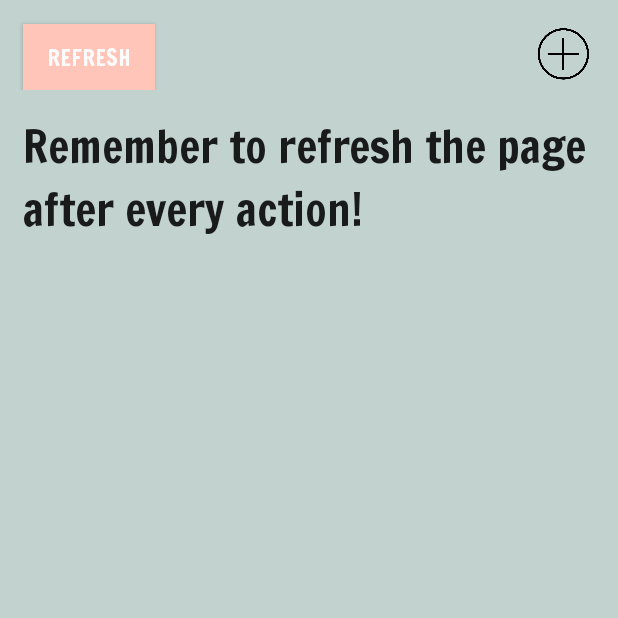
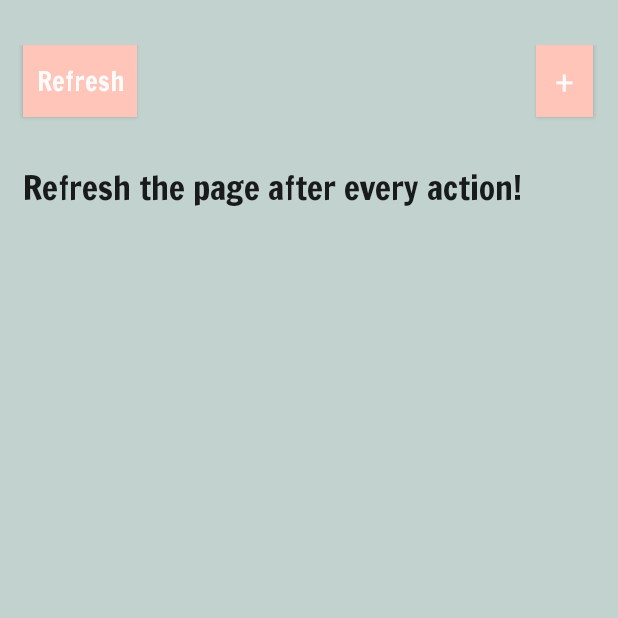
Before and after one commit to ningning621/basic, an Android app: the NotEmptyHomePage screen opened directly, with no data from a screen before it, on a phone screen of 412 x 824 dp, the top half of it. Run offline under Robolectric (Android 15) with nearby library versions, the phone set to English and light mode, and no system bars.

Commit message:
Touchup from a Year After!

```diff
--- a/BasicApp/app/src/main/java/com/example/ningning/basicapp/EntryMenu.java
+++ b/BasicApp/app/src/main/java/com/example/ningning/basicapp/EntryMenu.java
@@ -27,12 +27,8 @@ public class EntryMenu extends Activity {
     TextView mTitle;
     Button toTextInput;
     Button toBack;
-    Button toPictureInput;
     Button toRatingInput;
-    Entries newEntry;
-    EntryRepo repo;
 
-    DBHelper db = new DBHelper(this);
     @Override
     protected void onCreate(Bundle savedInstanceState) {
         super.onCreate(savedInstanceState);
--- a/BasicApp/app/src/main/java/com/example/ningning/basicapp/NotEmptyHomePage.java
+++ b/BasicApp/app/src/main/java/com/example/ningning/basicapp/NotEmptyHomePage.java
@@ -34,15 +34,9 @@ import android.widget.Toast;
 public class NotEmptyHomePage extends ListActivity implements View.OnClickListener {
     Button add, getAll;
     TextView entry_id;
-    private static final String TAG = NotEmptyHomePage.class.getSimpleName();
-    Entries toAdd = new Entries();
-    ContentValues value = new ContentValues();
-    List<Entries> list;
-    DBHelper db = new DBHelper(this);
-    ArrayAdapter <String> myAdapter;
-    Text txt = new Text();
     TextView instructions;
     Button b;
+    ListView listView;
 
     //once the add button is pressed, the user goes to the EntryMenu.class so that they can add their entries
     @Override
@@ -57,8 +51,27 @@ public class NotEmptyHomePage extends ListActivity implements View.OnClickListen
 
             startActivity(intent);
 
+        }
+    }
 
-        }else {
+    @Override
+    protected void onCreate(Bundle savedInstanceState) {
+        super.onCreate(savedInstanceState);
+        setContentView(R.layout.activity_not_empty_home_page);
+
+        add = (Button)findViewById(R.id.btnAdd);
+        add.setOnClickListener(this);
+
+        getAll = (Button)findViewById(R.id.btnGetAll);
+        getAll.setOnClickListener(this);
+
+        Typeface francois = Typeface.createFromAsset(getAssets(), "fonts/FrancoisOne.ttf");
+        instructions = (TextView)findViewById(R.id.textView3);
+        instructions.setTypeface(francois);
+
+        b = (Button)findViewById(R.id.btnGetAll);
+        b.setTypeface(francois);
+
         //declare and instantiates an EntryRepo object that is a class that was previously made that has methods for the database
         EntryRepo repo = new EntryRepo(this);
 
@@ -86,28 +99,9 @@ public class NotEmptyHomePage extends ListActivity implements View.OnClickListen
             setListAdapter(adapter);
         }else{
             Toast.makeText(this, "No entry!", Toast.LENGTH_SHORT).show();
+            listView = (ListView)findViewById(android.R.id.list);
+            listView.setVisibility(View.GONE);
         }
-
-        }
-    }
-
-    @Override
-    protected void onCreate(Bundle savedInstanceState) {
-        super.onCreate(savedInstanceState);
-        setContentView(R.layout.activity_not_empty_home_page);
-
-        add = (Button)findViewById(R.id.btnAdd);
-        add.setOnClickListener(this);
-
-        getAll = (Button)findViewById(R.id.btnGetAll);
-        getAll.setOnClickListener(this);
-
-        Typeface francois = Typeface.createFromAsset(getAssets(), "fonts/FrancoisOne.ttf");
-        instructions = (TextView)findViewById(R.id.textView3);
-        instructions.setTypeface(francois);
-
-        b = (Button)findViewById(R.id.btnGetAll);
-        b.setTypeface(francois);
 
 
     }
--- a/BasicApp/app/src/main/res/layout/activity_not_empty_home_page.xml
+++ b/BasicApp/app/src/main/res/layout/activity_not_empty_home_page.xml
@@ -7,51 +7,51 @@
     android:id="@+id/row_layout"
     android:orientation="vertical">
 
-    <FrameLayout
+    <TableRow
         android:layout_width="match_parent"
-        android:layout_height="60dp" >
+        android:layout_marginTop="30dp"
+        android:layout_height="wrap_content">
 
-        <ImageView
-            android:layout_width="40dp"
-            android:layout_height="40dp"
-            android:id="@+id/imageView2"
-            android:src="@drawable/plus_sign"
+        <Button
+            android:layout_width="0dp"
+            android:layout_weight=".2"
+            android:layout_height="wrap_content"
+            android:id="@+id/btnGetAll"
+            android:background="#ffc5b9"
+            android:textColor="#fbfbfb"
+            android:text="Refresh"
+            android:textAppearance="?android:attr/textAppearanceMedium"
+            android:layout_marginLeft="15dp"
+            android:layout_gravity="left"
+            />
+
+        <Space
+            android:layout_width="0dp"
+            android:layout_weight=".7"
+            android:layout_height="20px"
+            tools:targetApi="ice_cream_sandwich" />
+
+        <Button
+            android:layout_width="0dp"
+            android:layout_weight=".1"
+            android:layout_height="wrap_content"
+            android:text="+"
+            android:background="#ffc5b9"
+            android:textColor="#fbfbfb"
+            android:textAppearance="?android:attr/textAppearanceLarge"
+            android:id="@+id/btnAdd"
             android:layout_marginTop="16dp"
             android:layout_marginRight="16dp"
             android:layout_gravity="right"
             />
-
-        <Button
-            android:layout_width="50dp"
-            android:layout_height="50dp"
-            android:id="@+id/btnAdd"
-            android:background="@android:color/transparent"
-            android:layout_marginTop="16dp"
-            android:layout_marginRight="16dp"
-            android:layout_gravity="right"
-            />
-        <Button
-            android:layout_width="wrap_content"
-            android:layout_height="wrap_content"
-            android:id="@+id/btnGetAll"
-            android:background="#ffc5b9"
-            android:textColor="#fbfbfb"
-            android:layout_marginTop="16dp"
-            android:text="Refresh"
-            android:textSize="15sp"
-            android:layout_marginLeft="15dp"
-            android:layout_gravity="left"
-            />
-
-    </FrameLayout>
+    </TableRow>
 
     <TextView
         android:layout_width="wrap_content"
         android:layout_height="wrap_content"
         android:textAppearance="?android:attr/textAppearanceLarge"
-        android:text="Remember to refresh the page after every action!"
+        android:text="Refresh the page after every action!"
         android:id="@+id/textView3"
-        android:textSize="30sp"
         android:layout_marginLeft="15dp"
         android:layout_marginTop="15dp"
 
@@ -59,6 +59,7 @@
 
     <ListView
         android:id="@android:id/list"
+        android:textAppearance="?android:attr/textAppearanceMedium"
         android:layout_width="match_parent"
         android:layout_height="wrap_content"
         android:layout_marginTop="10dp"
--- a/BasicApp/build.gradle
+++ b/BasicApp/build.gradle
@@ -5,7 +5,7 @@ buildscript {
         jcenter()
     }
     dependencies {
-        classpath 'com.android.tools.build:gradle:1.1.0'
+        classpath 'com.android.tools.build:gradle:1.5.0'
 
         // NOTE: Do not place your application dependencies here; they belong
         // in the individual module build.gradle files
```
Also changed, not shown: BasicApp/app/src/main/java/com/example/ningning/basicapp/CreateEntry.java (deleted, +0 -64 lines), BasicApp/app/src/main/java/com/example/ningning/basicapp/EntryActivity.java (deleted, +0 -20 lines), BasicApp/app/src/main/java/com/example/ningning/basicapp/HomePage.java (deleted, +0 -55 lines), BasicApp/app/src/main/res/layout/activity_create_entry.xml (deleted, +0 -45 lines), BasicApp/app/src/main/res/layout/activity_entry_actiivity.xml (+24 -13 lines), BasicApp/app/src/main/res/layout/activity_entry_menu.xml (+55 -41 lines), BasicApp/app/src/main/res/layout/activity_home_page.xml (deleted, +0 -65 lines), 2 other files. Lines whose indentation alone changed are shown as unchanged.
